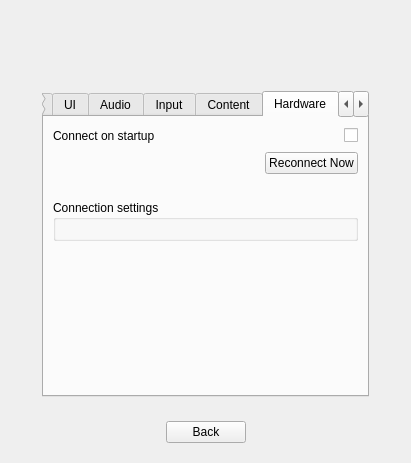
This is src/SettingsScreen.ui in RemotelyChaotic/JOIPEngine as Qt 5 draws it before an edit. The edited form follows.
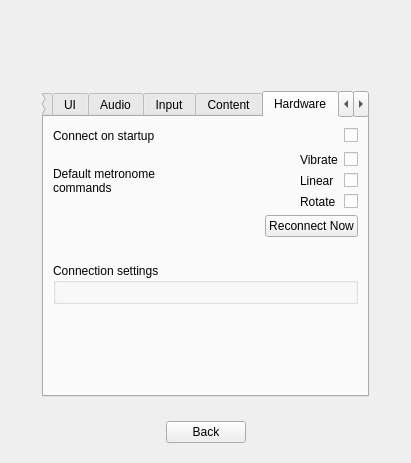
This is the edited form. The open tabs and pages were chosen to show the change. Custom widgets are drawn as their Qt base class.

Commit message: Added options to configure the default metronome toy commands

The edit to the form file:
```diff
--- a/src/SettingsScreen.ui
+++ b/src/SettingsScreen.ui
@@ -1538,33 +1538,6 @@
           <property name="bottomMargin">
            <number>0</number>
           </property>
-          <item row="0" column="1">
-           <spacer name="horizontalSpacer_24">
-            <property name="orientation">
-             <enum>Qt::Horizontal</enum>
-            </property>
-            <property name="sizeHint" stdset="0">
-             <size>
-              <width>0</width>
-              <height>20</height>
-             </size>
-            </property>
-           </spacer>
-          </item>
-          <item row="0" column="0">
-           <widget class="QLabel" name="label_24">
-            <property name="text">
-             <string>Connect on startup</string>
-            </property>
-           </widget>
-          </item>
-          <item row="0" column="3">
-           <widget class="QCheckBox" name="pConnectOnStartupCheckBox">
-            <property name="text">
-             <string/>
-            </property>
-           </widget>
-          </item>
           <item row="0" column="2">
            <spacer name="horizontalSpacer_25">
             <property name="orientation">
@@ -1581,7 +1554,7 @@
             </property>
            </spacer>
           </item>
-          <item row="1" column="0" colspan="4">
+          <item row="2" column="0" colspan="4">
            <widget class="QWidget" name="widget_8" native="true">
             <layout class="QHBoxLayout" name="horizontalLayout_24">
              <property name="leftMargin">
@@ -1619,6 +1592,132 @@
             </layout>
            </widget>
           </item>
+          <item row="0" column="3">
+           <widget class="QCheckBox" name="pConnectOnStartupCheckBox">
+            <property name="text">
+             <string/>
+            </property>
+           </widget>
+          </item>
+          <item row="0" column="0">
+           <widget class="QLabel" name="label_24">
+            <property name="text">
+             <string>Connect on startup</string>
+            </property>
+           </widget>
+          </item>
+          <item row="0" column="1">
+           <spacer name="horizontalSpacer_24">
+            <property name="orientation">
+             <enum>Qt::Horizontal</enum>
+            </property>
+            <property name="sizeHint" stdset="0">
+             <size>
+              <width>0</width>
+              <height>20</height>
+             </size>
+            </property>
+           </spacer>
+          </item>
+          <item row="1" column="0" colspan="4">
+           <widget class="QWidget" name="pDefMetronomeToyCmdContainer" native="true">
+            <layout class="QHBoxLayout" name="horizontalLayout_25">
+             <property name="leftMargin">
+              <number>0</number>
+             </property>
+             <property name="topMargin">
+              <number>0</number>
+             </property>
+             <property name="rightMargin">
+              <number>0</number>
+             </property>
+             <property name="bottomMargin">
+              <number>0</number>
+             </property>
+             <item>
+              <widget class="QLabel" name="label_25">
+               <property name="text">
+                <string>Default metronome
+commands</string>
+               </property>
+              </widget>
+             </item>
+             <item>
+              <spacer name="horizontalSpacer_27">
+               <property name="orientation">
+                <enum>Qt::Horizontal</enum>
+               </property>
+               <property name="sizeHint" stdset="0">
+                <size>
+                 <width>40</width>
+                 <height>20</height>
+                </size>
+               </property>
+              </spacer>
+             </item>
+             <item>
+              <widget class="QWidget" name="widget_10" native="true">
+               <layout class="QGridLayout" name="gridLayout_15">
+                <property name="leftMargin">
+                 <number>0</number>
+                </property>
+                <property name="topMargin">
+                 <number>0</number>
+                </property>
+                <property name="rightMargin">
+                 <number>0</number>
+                </property>
+                <property name="bottomMargin">
+                 <number>0</number>
+                </property>
+                <item row="0" column="1">
+                 <widget class="QCheckBox" name="pVibrateCmdCheckBox">
+                  <property name="text">
+                   <string/>
+                  </property>
+                 </widget>
+                </item>
+                <item row="2" column="1">
+                 <widget class="QCheckBox" name="pRotateCmdCheckBox">
+                  <property name="text">
+                   <string/>
+                  </property>
+                 </widget>
+                </item>
+                <item row="1" column="1">
+                 <widget class="QCheckBox" name="pLinearCmdCheckBox">
+                  <property name="text">
+                   <string/>
+                  </property>
+                 </widget>
+                </item>
+                <item row="0" column="0">
+                 <widget class="QLabel" name="label_26">
+                  <property name="text">
+                   <string>Vibrate</string>
+                  </property>
+                 </widget>
+                </item>
+                <item row="1" column="0">
+                 <widget class="QLabel" name="label_27">
+                  <property name="text">
+                   <string>Linear</string>
+                  </property>
+                 </widget>
+                </item>
+                <item row="2" column="0">
+                 <widget class="QLabel" name="label_28">
+                  <property name="text">
+                   <string>Rotate</string>
+                  </property>
+                 </widget>
+                </item>
+               </layout>
+              </widget>
+             </item>
+            </layout>
+           </widget>
+          </item>
          </layout>
         </widget>
        </item>
```
The commit also changes 11 other files.
